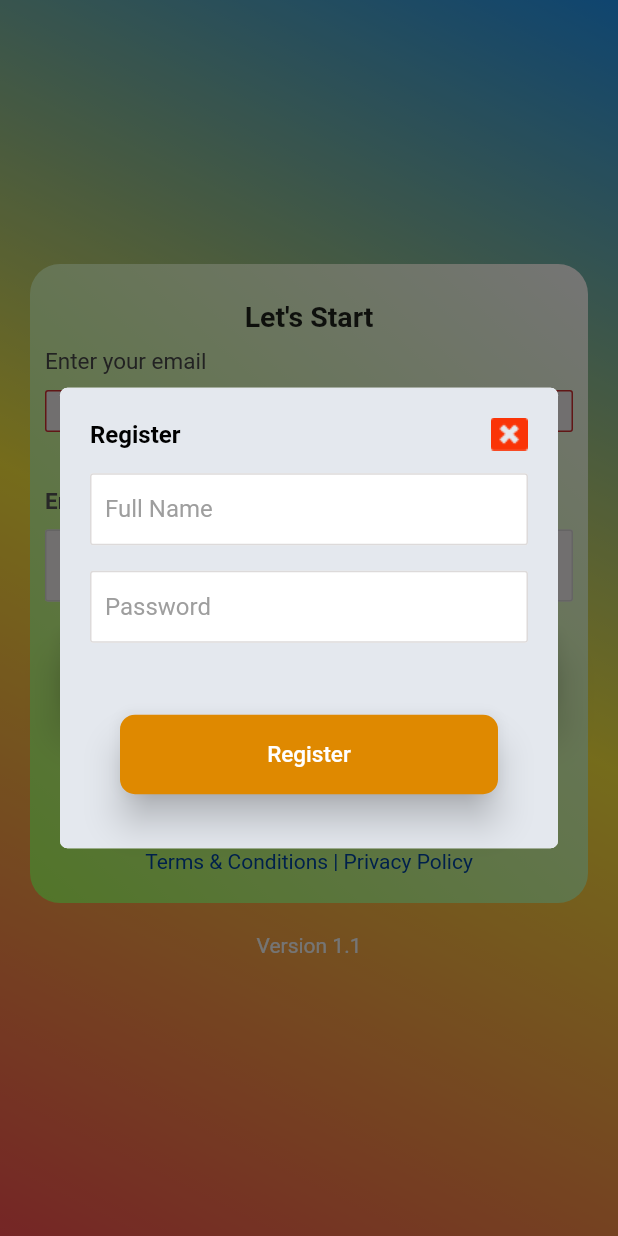
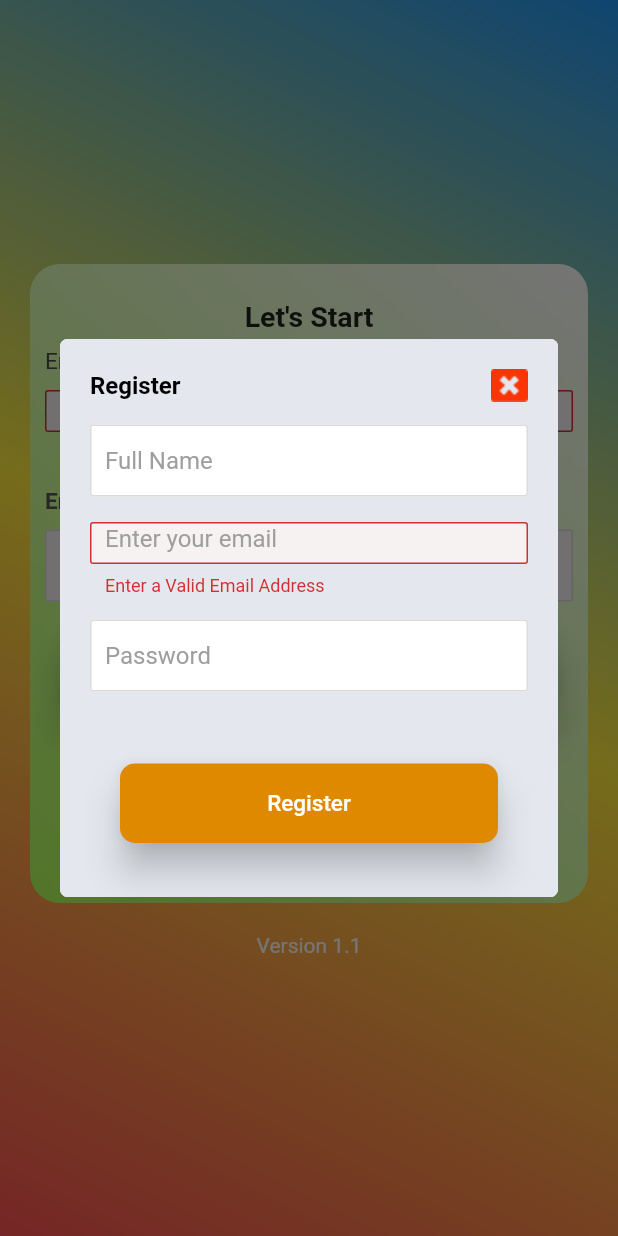
Before and after one commit to SATABHISHA/records, a Flutter app: the screen it shows after launch, after a tap on "Register Now", on a phone screen of 412 x 824 dp. Run offline on Flutter 3.47's test engine with Material 2 defaults, Android fonts, the phone set to English and light mode, and no system bars; drawn by our look-alikes of auto_size_text; our stand-ins replace cloud_firestore, firebase_core; accounts and stored records are empty; Roboto replaces fonts that are missing (Gilroy).

Commit message:
modified
git commit -m modified

```diff
--- a/Tenant/lib/screens/register_popup.dart
+++ b/Tenant/lib/screens/register_popup.dart
@@ -17,6 +17,15 @@ class RegisterPopup extends StatefulWidget {
 class _RegisterPopupState extends State<RegisterPopup> {
   final TextEditingController _nameController = new TextEditingController();
   final TextEditingController _passwordController = new TextEditingController();
+
+  String? validateEmail(String? value) {
+    if (value != null) {
+      if (value.length > 5 && value.contains('@') && value.endsWith('.com')) {
+        return null;
+      }
+      return 'Enter a Valid Email Address';
+    }
+  }
 
   @override
   Widget build(BuildContext context) {
@@ -96,6 +105,32 @@ class _RegisterPopupState extends State<RegisterPopup> {
                           ),
                           //---Full Name, code ends
 
+                          SizedBox(height: 15,),
+                          //---Email Id, code starts---
+                          Padding(
+                            padding: EdgeInsets.fromLTRB(0, 0, 0, 0),
+                            child: SizedBox(
+                              width: double.infinity,
+                              height: 50,
+                              child: Form(
+                                autovalidateMode: AutovalidateMode.always,
+                                child: TextFormField(
+                                  // controller: _controller_user_id,
+                                  validator: validateEmail,
+                                  textAlign: TextAlign.left,
+                                  keyboardType: TextInputType.emailAddress,
+                                  onChanged: (value){
+                                    // userId = value;
+
+                                  },
+                                  style: TextStyle(color: Colors.black, fontFamily: 'Gilroy'),
+                                  decoration: kTextFieldDecorationForMFA.copyWith(fillColor: Color.fromRGBO(
+                                      246, 242, 242, 1.0),hintText: 'Enter your email'),
+                                ),
+                              ),
+                            ),
+                          ),
+                          //---Email Id, code ends---
                           // ---Mobile Number, code starts
                           SizedBox(height: 15,),
                           Padding(
```
